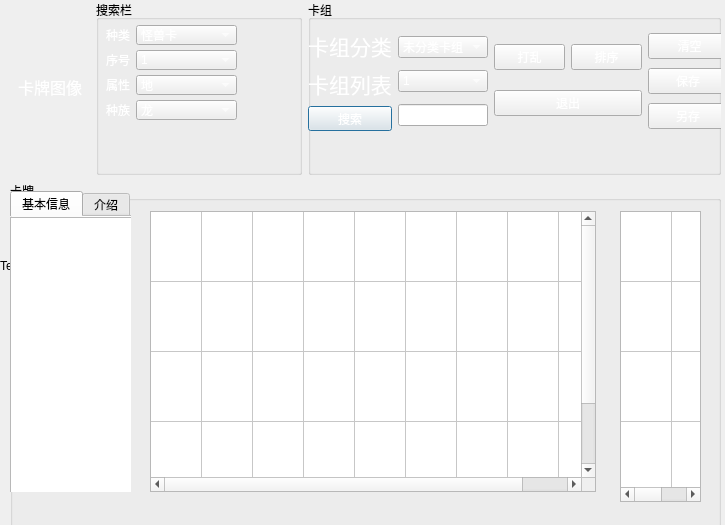
The window that cardsetting.ui (xiaxiaoguang/QTproject) describes before a commit, drawn with Qt 5.
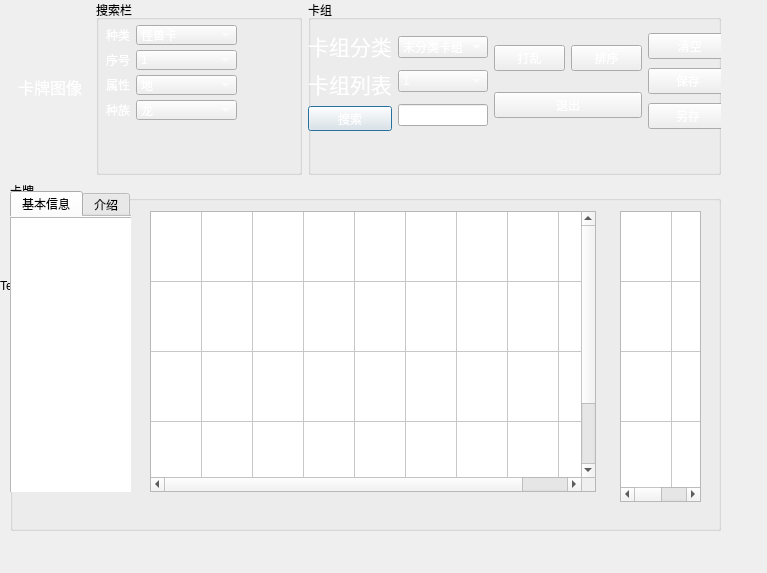
The same window after the commit. Icons and pictures are not drawn.

```diff
--- a/cardsetting.ui
+++ b/cardsetting.ui
@@ -6,8 +6,8 @@
    <rect>
     <x>0</x>
     <y>0</y>
-    <width>725</width>
-    <height>525</height>
+    <width>767</width>
+    <height>573</height>
    </rect>
   </property>
   <property name="windowTitle">
@@ -425,7 +425,7 @@
            <x>0</x>
            <y>30</y>
            <width>420</width>
-           <height>102</height>
+           <height>103</height>
           </rect>
          </property>
          <layout class="QHBoxLayout" name="horizontalLayout_2">
@@ -1503,8 +1503,8 @@
     <rect>
      <x>0</x>
      <y>-5</y>
-     <width>731</width>
-     <height>541</height>
+     <width>761</width>
+     <height>581</height>
     </rect>
    </property>
    <property name="styleSheet">
```
Left out of the diff: 24 changed lines with no effect on the pictures.
